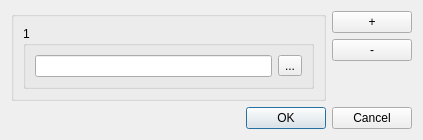
Above: ui/fileselectdialog.ui from eshenhu/QtDemo before the change. Below: the same form after it.
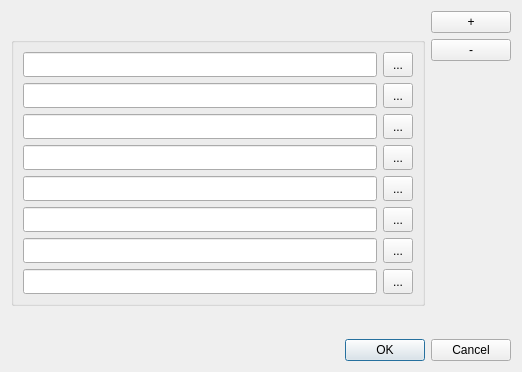
That is the form after the change.

Patch:
```diff
--- a/ui/fileselectdialog.ui
+++ b/ui/fileselectdialog.ui
@@ -6,52 +6,394 @@
    <rect>
     <x>0</x>
     <y>0</y>
-    <width>423</width>
-    <height>127</height>
+    <width>522</width>
+    <height>372</height>
    </rect>
   </property>
+  <property name="sizePolicy">
+   <sizepolicy hsizetype="Minimum" vsizetype="Minimum">
+    <horstretch>0</horstretch>
+    <verstretch>0</verstretch>
+   </sizepolicy>
+  </property>
   <property name="windowTitle">
    <string>Dialog</string>
   </property>
   <layout class="QVBoxLayout" name="verticalLayout_5">
    <item>
     <layout class="QVBoxLayout" name="verticalLayout_4">
+     <property name="sizeConstraint">
+      <enum>QLayout::SetMinimumSize</enum>
+     </property>
      <item>
-      <layout class="QHBoxLayout" name="horizontalLayout_2" stretch="1,0">
+      <layout class="QHBoxLayout" name="horizontalLayout_2" stretch="0,0">
+       <property name="sizeConstraint">
+        <enum>QLayout::SetFixedSize</enum>
+       </property>
        <item>
-        <widget class="QGroupBox" name="groupBox">
+        <widget class="QGroupBox" name="groupBox_compose">
+         <property name="sizePolicy">
+          <sizepolicy hsizetype="Preferred" vsizetype="Fixed">
+           <horstretch>0</horstretch>
+           <verstretch>0</verstretch>
+          </sizepolicy>
+         </property>
+         <property name="minimumSize">
+          <size>
+           <width>400</width>
+           <height>0</height>
+          </size>
+         </property>
          <property name="title">
           <string/>
          </property>
-         <layout class="QVBoxLayout" name="verticalLayout_3">
+         <layout class="QVBoxLayout" name="verticalLayout_2">
           <item>
-           <widget class="QGroupBox" name="groupBox_2">
-            <property name="title">
-             <string>1</string>
+           <layout class="QGridLayout" name="gridLayout">
+            <property name="sizeConstraint">
+             <enum>QLayout::SetMinimumSize</enum>
             </property>
-            <layout class="QVBoxLayout" name="verticalLayout_2">
-             <item>
-              <layout class="QHBoxLayout" name="horizontalLayout" stretch="1,0">
-               <item>
-                <widget class="QLineEdit" name="lineEdit"/>
-               </item>
-               <item>
-                <widget class="QToolButton" name="toolButton">
-                 <property name="text">
-                  <string>...</string>
-                 </property>
-                </widget>
-               </item>
-              </layout>
-             </item>
-            </layout>
-           </widget>
+            <item row="0" column="0">
+             <widget class="QLineEdit" name="lineEdit_filePath">
+              <property name="enabled">
+               <bool>true</bool>
+              </property>
+              <property name="minimumSize">
+               <size>
+                <width>30</width>
+                <height>25</height>
+               </size>
+              </property>
+              <property name="maximumSize">
+               <size>
+                <width>16777215</width>
+                <height>25</height>
+               </size>
+              </property>
+              <property name="readOnly">
+               <bool>true</bool>
+              </property>
+             </widget>
+            </item>
+            <item row="0" column="1">
+             <widget class="QToolButton" name="toolButton_open">
+              <property name="minimumSize">
+               <size>
+                <width>30</width>
+                <height>25</height>
+               </size>
+              </property>
+              <property name="maximumSize">
+               <size>
+                <width>30</width>
+                <height>25</height>
+               </size>
+              </property>
+              <property name="text">
+               <string>...</string>
+              </property>
+             </widget>
+            </item>
+            <item row="1" column="0">
+             <widget class="QLineEdit" name="lineEdit_filePath_2">
+              <property name="enabled">
+               <bool>true</bool>
+              </property>
+              <property name="minimumSize">
+               <size>
+                <width>30</width>
+                <height>25</height>
+               </size>
+              </property>
+              <property name="maximumSize">
+               <size>
+                <width>16777215</width>
+                <height>25</height>
+               </size>
+              </property>
+              <property name="readOnly">
+               <bool>true</bool>
+              </property>
+             </widget>
+            </item>
+            <item row="1" column="1">
+             <widget class="QToolButton" name="toolButton_open_2">
+              <property name="minimumSize">
+               <size>
+                <width>30</width>
+                <height>25</height>
+               </size>
+              </property>
+              <property name="maximumSize">
+               <size>
+                <width>30</width>
+                <height>25</height>
+               </size>
+              </property>
+              <property name="text">
+               <string>...</string>
+              </property>
+             </widget>
+            </item>
+            <item row="2" column="0">
+             <widget class="QLineEdit" name="lineEdit_filePath_3">
+              <property name="enabled">
+               <bool>true</bool>
+              </property>
+              <property name="minimumSize">
+               <size>
+                <width>30</width>
+                <height>25</height>
+               </size>
+              </property>
+              <property name="maximumSize">
+               <size>
+                <width>16777215</width>
+                <height>25</height>
+               </size>
+              </property>
+              <property name="readOnly">
+               <bool>true</bool>
+              </property>
+             </widget>
+            </item>
+            <item row="2" column="1">
+             <widget class="QToolButton" name="toolButton_open_3">
+              <property name="minimumSize">
+               <size>
+                <width>30</width>
+                <height>25</height>
+               </size>
+              </property>
+              <property name="maximumSize">
+               <size>
+                <width>30</width>
+                <height>25</height>
+               </size>
+              </property>
+              <property name="text">
+               <string>...</string>
+              </property>
+             </widget>
+            </item>
+            <item row="3" column="0">
+             <widget class="QLineEdit" name="lineEdit_filePath_4">
+              <property name="enabled">
+               <bool>true</bool>
+              </property>
+              <property name="minimumSize">
+               <size>
+                <width>30</width>
+                <height>25</height>
+               </size>
+              </property>
+              <property name="maximumSize">
+               <size>
+                <width>16777215</width>
+                <height>25</height>
+               </size>
+              </property>
+              <property name="readOnly">
+               <bool>true</bool>
+              </property>
+             </widget>
+            </item>
+            <item row="3" column="1">
+             <widget class="QToolButton" name="toolButton_open_4">
+              <property name="enabled">
+               <bool>true</bool>
+              </property>
+              <property name="minimumSize">
+               <size>
+                <width>30</width>
+                <height>25</height>
+               </size>
+              </property>
+              <property name="maximumSize">
+               <size>
+                <width>30</width>
+                <height>25</height>
+               </size>
+              </property>
+              <property name="text">
+               <string>...</string>
+              </property>
+             </widget>
+            </item>
+            <item row="4" column="0">
+             <widget class="QLineEdit" name="lineEdit_filePath_5">
+              <property name="enabled">
+               <bool>true</bool>
+              </property>
+              <property name="minimumSize">
+               <size>
+                <width>30</width>
+                <height>25</height>
+               </size>
+              </property>
+              <property name="maximumSize">
+               <size>
+                <width>16777215</width>
+                <height>25</height>
+               </size>
+              </property>
+              <property name="readOnly">
+               <bool>true</bool>
+              </property>
+             </widget>
+            </item>
+            <item row="4" column="1">
+             <widget class="QToolButton" name="toolButton_open_5">
+              <property name="minimumSize">
+               <size>
+                <width>30</width>
+                <height>25</height>
+               </size>
+              </property>
+              <property name="maximumSize">
+               <size>
+                <width>30</width>
+                <height>25</height>
+               </size>
+              </property>
+              <property name="text">
+               <string>...</string>
+              </property>
+             </widget>
+            </item>
+            <item row="5" column="0">
+             <widget class="QLineEdit" name="lineEdit_filePath_6">
+              <property name="enabled">
+               <bool>true</bool>
+              </property>
+              <property name="minimumSize">
+               <size>
+                <width>30</width>
+                <height>25</height>
+               </size>
+              </property>
+              <property name="maximumSize">
+               <size>
+                <width>16777215</width>
+                <height>25</height>
+               </size>
+              </property>
+              <property name="readOnly">
+               <bool>true</bool>
+              </property>
+             </widget>
+            </item>
+            <item row="5" column="1">
+             <widget class="QToolButton" name="toolButton_open_6">
+              <property name="minimumSize">
+               <size>
+                <width>30</width>
+                <height>25</height>
+               </size>
+              </property>
+              <property name="maximumSize">
+               <size>
+                <width>30</width>
+                <height>25</height>
+               </size>
+              </property>
+              <property name="text">
+               <string>...</string>
+              </property>
+             </widget>
+            </item>
+            <item row="6" column="0">
+             <widget class="QLineEdit" name="lineEdit_filePath_7">
+              <property name="enabled">
+               <bool>true</bool>
+              </property>
+              <property name="minimumSize">
+               <size>
+                <width>30</width>
+                <height>25</height>
+               </size>
+              </property>
+              <property name="maximumSize">
+               <size>
+                <width>16777215</width>
+                <height>25</height>
+               </size>
+              </property>
+              <property name="readOnly">
+               <bool>true</bool>
+              </property>
+             </widget>
+            </item>
+            <item row="6" column="1">
+             <widget class="QToolButton" name="toolButton_open_7">
+              <property name="minimumSize">
+               <size>
+                <width>30</width>
+                <height>25</height>
+               </size>
+              </property>
+              <property name="maximumSize">
+               <size>
+                <width>30</width>
+                <height>25</height>
+               </size>
+              </property>
+              <property name="text">
+               <string>...</string>
+              </property>
+             </widget>
+            </item>
+            <item row="7" column="0">
+             <widget class="QLineEdit" name="lineEdit_filePath_8">
+              <property name="enabled">
+               <bool>true</bool>
+              </property>
+              <property name="minimumSize">
+               <size>
+                <width>30</width>
+                <height>25</height>
+               </size>
+              </property>
+              <property name="maximumSize">
+               <size>
+                <width>16777215</width>
+                <height>25</height>
+               </size>
+              </property>
+              <property name="readOnly">
+               <bool>true</bool>
+              </property>
+             </widget>
+            </item>
+            <item row="7" column="1">
+             <widget class="QToolButton" name="toolButton_open_8">
+              <property name="minimumSize">
+               <size>
+                <width>30</width>
+                <height>25</height>
+               </size>
+              </property>
+              <property name="maximumSize">
+               <size>
+                <width>30</width>
+                <height>25</height>
+               </size>
+              </property>
+              <property name="text">
+               <string>...</string>
+              </property>
+             </widget>
+            </item>
+           </layout>
           </item>
          </layout>
         </widget>
        </item>
        <item>
         <layout class="QVBoxLayout" name="verticalLayout" stretch="0,0,1">
+         <property name="sizeConstraint">
+          <enum>QLayout::SetFixedSize</enum>
+         </property>
          <item>
           <widget class="QPushButton" name="pushButton">
            <property name="text">
```
Left out of the diff: 9 changed lines with no effect on the pictures.
